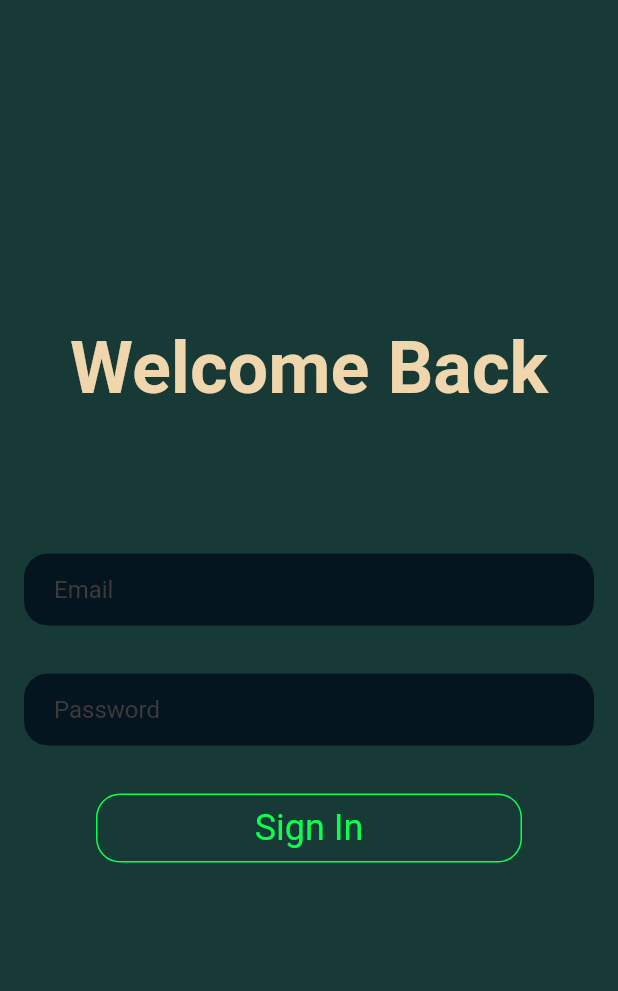
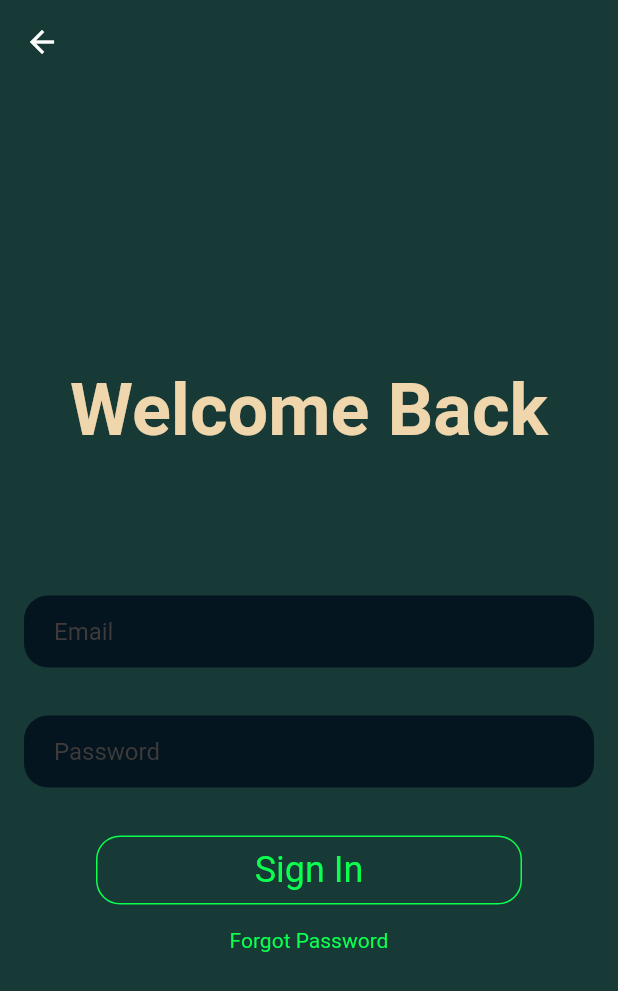
Before and after one commit to Samuelmm97/TipTracker, a Flutter app: the screen it shows after launch, after a tap on "Sign In", on a phone screen of 412 x 824 dp. Shown: the top 991 px of the screen. Run offline on Flutter 3.47's test engine with Material 2 defaults, Android fonts, the phone set to English and light mode, and no system bars.

Commit message:
Comleted log in and sign up form pages

```diff
--- a/tip_tracker/lib/core/auth/login/LobbyPage.dart
+++ b/tip_tracker/lib/core/auth/login/LobbyPage.dart
@@ -18,8 +18,8 @@ class _LobbyPageState extends State<LobbyPage> {
         child: Center(
           child: Column(children: [
             //LOGO
-            SizedBox(height: 149),
-            Text(
+            const SizedBox(height: 149),
+            const Text(
               'TIPMATE',
               style: TextStyle(
                   fontWeight: FontWeight.bold,
@@ -28,7 +28,7 @@ class _LobbyPageState extends State<LobbyPage> {
             ), //Text
 
             //Sign in Button
-            SizedBox(
+            const SizedBox(
               height: 128,
             ),
             GestureDetector(
@@ -41,13 +41,13 @@ class _LobbyPageState extends State<LobbyPage> {
               },
 
               child: Padding(
-                padding: EdgeInsets.symmetric(horizontal: 25.0),
+                padding: const EdgeInsets.symmetric(horizontal: 25.0),
                 child: Container(
-                  padding: EdgeInsets.fromLTRB(16, 12, 12, 16),
+                  padding: const EdgeInsets.fromLTRB(16, 12, 12, 16),
                   decoration: BoxDecoration(
-                      border: Border.all(color: Color(0xff0BFF4F)),
+                      border: Border.all(color: const Color(0xff0BFF4F)),
                       borderRadius: BorderRadius.circular(16)),
-                  child: Center(
+                  child: const Center(
                     child: Text(
                       'Sign In',
                       style: TextStyle(
@@ -61,7 +61,7 @@ class _LobbyPageState extends State<LobbyPage> {
             ),
 
             //Sign UP button
-            SizedBox(
+            const SizedBox(
               height: 32,
             ),
             GestureDetector(
@@ -74,13 +74,13 @@ class _LobbyPageState extends State<LobbyPage> {
               },
 
               child: Padding(
-                padding: EdgeInsets.symmetric(horizontal: 25.0),
+                padding: const EdgeInsets.symmetric(horizontal: 25.0),
                 child: Container(
-                  padding: EdgeInsets.fromLTRB(16, 12, 12, 16),
+                  padding: const EdgeInsets.fromLTRB(16, 12, 12, 16),
                   decoration: BoxDecoration(
-                      border: Border.all(color: Color(0xff0BFF4F)),
+                      border: Border.all(color: const Color(0xff0BFF4F)),
                       borderRadius: BorderRadius.circular(16)),
-                  child: Center(
+                  child: const Center(
                     child: Text(
                       'Create Account',
                       style: TextStyle(
@@ -91,7 +91,7 @@ class _LobbyPageState extends State<LobbyPage> {
                   ),
                 ),
               ),
-            )
+            ),
           ]),
         ),
       ),
--- a/tip_tracker/lib/core/auth/login/Log_in_form.dart
+++ b/tip_tracker/lib/core/auth/login/Log_in_form.dart
@@ -8,39 +8,51 @@ class Log_in_form extends StatefulWidget {
 }
 
 class _Log_in_formState extends State<Log_in_form> {
+  final _emailFieldController = TextEditingController();
+  final _passwordFieldController = TextEditingController();
+
   @override
   Widget build(BuildContext context) {
     return Scaffold(
       backgroundColor: const Color(0xff183A37),
+
+      //  Appbar for back button
+      appBar: AppBar(
+        backgroundColor: Colors.transparent,
+        elevation: 0.0,
+      ),
+
       body: SafeArea(
         child: Center(
           child: SingleChildScrollView(
             child: Column(
               children: [
                 //  Welcome message
-                Text(
+                const Text(
                   'Welcome Back',
                   style: TextStyle(
                       fontWeight: FontWeight.bold,
                       fontSize: 48,
                       color: Color(0xffEFD6AC)),
                 ),
-                SizedBox(
+                const SizedBox(
                   height: 64,
                 ),
 
                 //  Email text field
                 Padding(
-                    padding: EdgeInsets.symmetric(horizontal: 16, vertical: 32),
+                    padding: const EdgeInsets.symmetric(
+                        horizontal: 16, vertical: 32),
                     child: Container(
                       decoration: BoxDecoration(
-                          color: Color(0xff04151F),
+                          color: const Color(0xff04151F),
                           borderRadius: BorderRadius.circular(16)),
                       child: Padding(
-                        padding: EdgeInsets.only(left: 20.0),
+                        padding: const EdgeInsets.only(left: 20.0),
                         child: TextField(
-                          style: TextStyle(color: Color(0xff3F3B3B)),
-                          decoration: InputDecoration(
+                          controller: _emailFieldController,
+                          style: const TextStyle(color: Color(0xff3F3B3B)),
+                          decoration: const InputDecoration(
                             border: InputBorder.none,
                             hintText: 'Email',
                             hintStyle: TextStyle(color: Color(0xff3F3B3B)),
@@ -51,17 +63,18 @@ class _Log_in_formState extends State<Log_in_form> {
 
                 //  Password text field
                 Padding(
-                    padding: EdgeInsets.symmetric(horizontal: 16),
+                    padding: const EdgeInsets.symmetric(horizontal: 16),
                     child: Container(
                       decoration: BoxDecoration(
-                          color: Color(0xff04151F),
+                          color: const Color(0xff04151F),
                           borderRadius: BorderRadius.circular(16)),
                       child: Padding(
-                        padding: EdgeInsets.only(left: 20.0),
+                        padding: const EdgeInsets.only(left: 20.0),
                         child: TextField(
+                          controller: _passwordFieldController,
                           obscureText: true,
-                          style: TextStyle(color: Color(0xff3F3B3B)),
-                          decoration: InputDecoration(
+                          style: const TextStyle(color: Color(0xff3F3B3B)),
+                          decoration: const InputDecoration(
                             border: InputBorder.none,
                             hintText: 'Password',
                             hintStyle: TextStyle(color: Color(0xff3F3B3B)),
@@ -72,13 +85,16 @@ class _Log_in_formState extends State<Log_in_form> {
 
                 //  Sign in button
                 Padding(
-                  padding: EdgeInsets.symmetric(horizontal: 64, vertical: 32),
+                  padding: const EdgeInsets.fromLTRB(64, 32, 64, 16),
+                  child: GestureDetector(
+                    //On tap await authorization method?
+
                     child: Container(
-                    padding: EdgeInsets.fromLTRB(16, 8, 16, 8),
+                      padding: const EdgeInsets.fromLTRB(16, 8, 16, 8),
                       decoration: BoxDecoration(
-                        border: Border.all(color: Color(0xff0BFF4F)),
+                          border: Border.all(color: const Color(0xff0BFF4F)),
                           borderRadius: BorderRadius.circular(16)),
-                    child: Center(
+                      child: const Center(
                         child: Text(
                           'Sign In',
                           style: TextStyle(
@@ -89,6 +105,12 @@ class _Log_in_formState extends State<Log_in_form> {
                       ),
                     ),
                   ),
+                ),
+
+                const Text(
+                  'Forgot Password',
+                  style: TextStyle(color: Color(0xff0BFF4F)),
+                )
               ],
             ),
           ),
```
Also changed, not shown: tip_tracker/lib/core/auth/login/Sign_up_form.dart (+123 -2 lines). Lines whose indentation alone changed are shown as unchanged.
